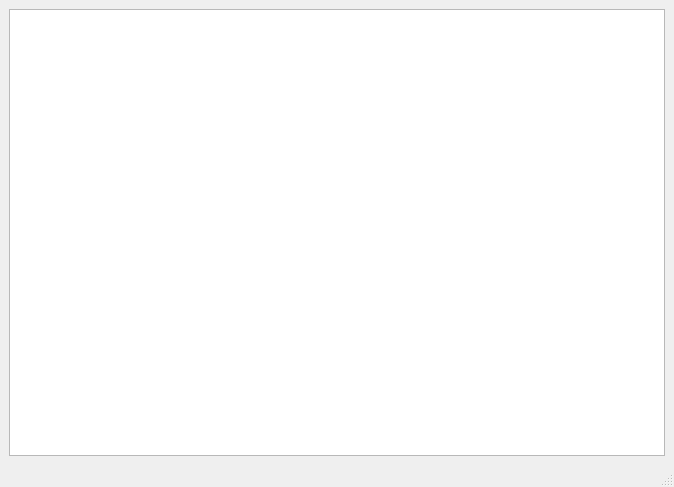
This is trabalho/Tabela_Simbolos.ui in EricTierre/compiladores as Qt 5 draws it before an edit. The edited form follows.
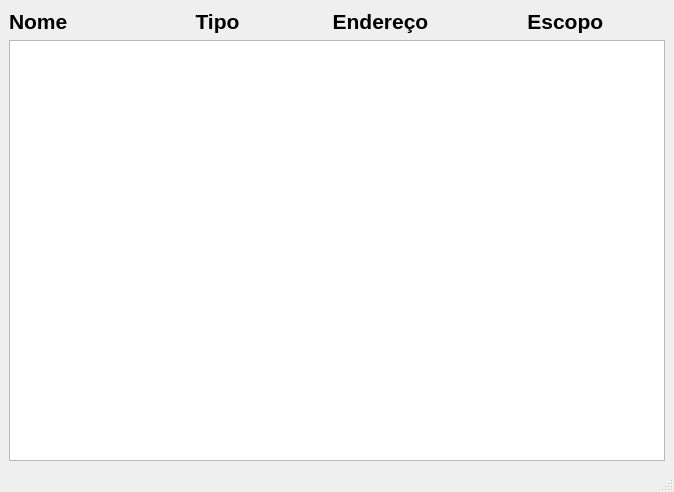
This is the edited form. Icons and pictures are not drawn.

Commit message: Interface pra tabela

Diff of the .ui file:
```diff
--- a/trabalho/Tabela_Simbolos.ui
+++ b/trabalho/Tabela_Simbolos.ui
@@ -10,7 +10,7 @@
     <x>0</x>
     <y>0</y>
     <width>674</width>
-    <height>487</height>
+    <height>492</height>
    </rect>
   </property>
   <property name="windowTitle">
@@ -22,8 +22,8 @@
   </property>
   <widget class="QWidget" name="centralwidget">
    <layout class="QGridLayout" name="gridLayout">
-    <item row="0" column="0">
-     <widget class="QTextEdit" name="campotexto_semantico">
+    <item row="1" column="0">
+     <widget class="QTextEdit" name="campotexto_tabela">
       <property name="font">
        <font>
         <pointsize>14</pointsize>
@@ -46,6 +46,20 @@
       </property>
      </widget>
     </item>
+    <item row="0" column="0">
+     <widget class="QLabel" name="label">
+      <property name="font">
+       <font>
+        <pointsize>16</pointsize>
+        <weight>75</weight>
+        <bold>true</bold>
+       </font>
+      </property>
+      <property name="text">
+       <string>Nome                      Tipo                Endereço                 Escopo</string>
+      </property>
+     </widget>
+    </item>
    </layout>
   </widget>
   <widget class="QMenuBar" name="menubar">
```
The commit also changes 5 other files.
